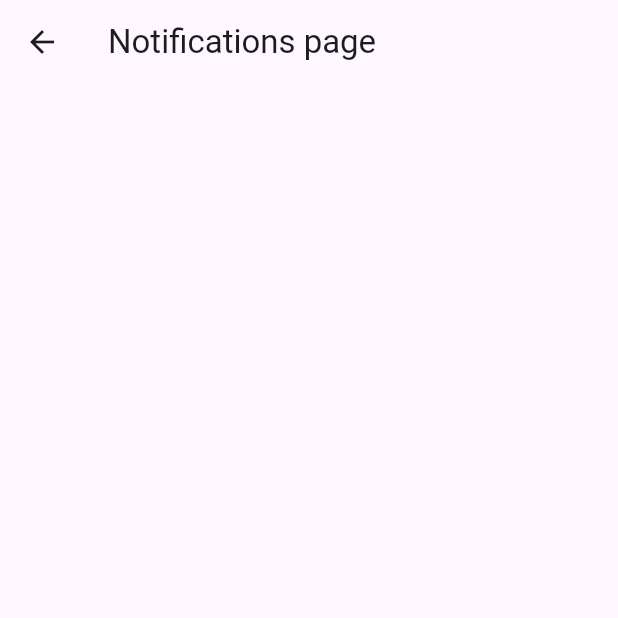
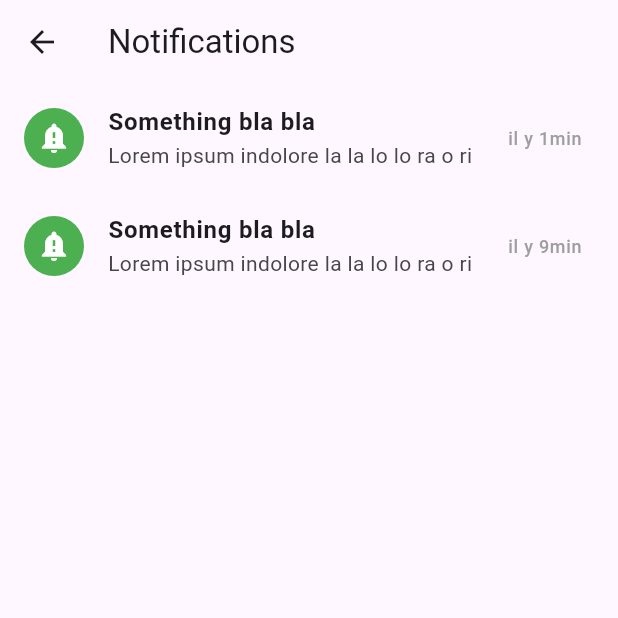
Before and after one commit to repsorp39/The-Flutter-Class-Project, a Flutter app: the screen it shows after launch, after a tap on the "notifications active" icon, on a phone screen of 412 x 824 dp, the top half of it. Run offline on Flutter 3.47's test engine with Material 3 defaults, Android fonts, the light colour scheme and no system bars; network calls fail.

Commit message:
Ajout des cdu composant pour la notification et ajout de fake notification

```diff
--- a/lib/app_data.dart
+++ b/lib/app_data.dart
@@ -218,6 +218,13 @@ Help us grow a greener future for Ogden, one vegetable at a time.""",
       timestamp: "il y 1min",
       isRead: false,
     ),
+     NotificationModel(
+      id: 2,
+      title: "Something bla bla",
+      message: "Lorem ipsum indolore la la lo lo ra o ri",
+      timestamp: "il y 9min",
+      isRead: false,
+    ),
   ];
 
   Feed? findFeed(int id) {
--- a/lib/screens/notifications.dart
+++ b/lib/screens/notifications.dart
@@ -3,9 +3,52 @@ import 'package:flutter_class_project/models/notification.dart';
 
 class NotificationPage extends StatelessWidget {
   final List<NotificationModel> notif;
-  const NotificationPage({super.key,required this.notif });
+  const NotificationPage({super.key, required this.notif});
   @override
   Widget build(BuildContext context) {
-    return Scaffold(appBar: AppBar(title: Text("Notifications page")));
+    return Scaffold(
+      appBar: AppBar(title: const Text('Notifications')),
+      body: notif.isEmpty
+          ? const Center(child: Text('Aucune notification'))
+          // ListView.builder permet ici de creer une notification a la demande
+          : ListView.builder(
+              itemCount: notif.length,
+              itemBuilder: (context, index) {
+                final n = notif[index];
+                //Ici le LIstille est le composant qui represente une ligne des notification
+                return ListTile(
+                  leading: CircleAvatar(
+                    backgroundColor: n.isRead
+                        ? Colors.grey.shade300
+                        : Colors.green,
+                    child: Icon(
+                      n.isRead
+                          ? Icons.notifications_none
+                          : Icons.notification_important,
+                      color: Colors.white,
+                    ),
+                  ),
+                  title: Text(
+                    n.title,
+                    style: TextStyle(
+                      fontWeight: n.isRead
+                          ? FontWeight.normal
+                          : FontWeight.bold,
+                    ),
+                  ),
+                  subtitle: Text(
+                    n.message,
+                    maxLines: 2,
+                    overflow: TextOverflow.ellipsis,
+                  ),
+                  trailing: Text(
+                    n.timestamp,
+                    style: const TextStyle(fontSize: 12, color: Colors.grey),
+                  ),
+                  onTap: () {},
+                );
+              },
+            ),
+    );
   }
 }
```
